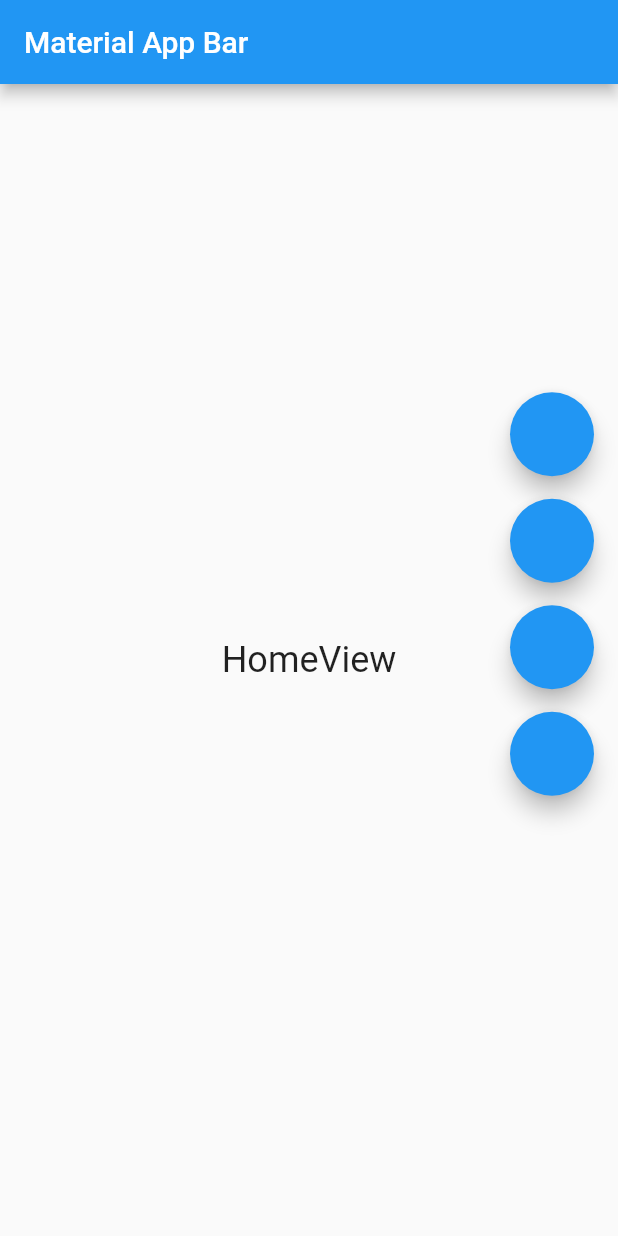
After one commit to iamudesharma/live-project, a Flutter app: the screen it shows after launch, on a phone screen of 412 x 824 dp. The commit adds this screen. Run offline on Flutter 3.47's test engine with Material 2 defaults, Android fonts, the phone set to English and light mode, and no system bars.

Commit message:
add Mvc pattern

```diff
--- /dev/null
+++ b/lib/data/page_data.dart
@@ -0,0 +1,14 @@
+import 'package:flutter/material.dart';
+import 'package:live_project_1/view/about_view.dart';
+import 'package:live_project_1/view/contact_view.dart';
+import 'package:live_project_1/view/home_view.dart';
+import 'package:live_project_1/view/service_view.dart';
+
+class ListWidgetDate {
+  static List<Widget> widget = [
+    const HomeView(),
+    const AboutView(),
+    const ServiceView(),
+    const ContactView(),
+  ];
+}
--- /dev/null
+++ b/lib/view/home_view.dart
@@ -0,0 +1,15 @@
+import 'package:flutter/material.dart';
+
+class HomeView extends StatelessWidget {
+  const HomeView({Key? key}) : super(key: key);
+
+  @override
+  Widget build(BuildContext context) {
+    return Center(
+      child: Text(
+        'HomeView',
+        style: Theme.of(context).textTheme.headline5,
+      ),
+    );
+  }
+}
--- /dev/null
+++ b/lib/view/my_app_view.dart
@@ -0,0 +1,74 @@
+import 'package:flutter/material.dart';
+import 'package:live_project_1/data/page_data.dart';
+
+class MyApp extends StatefulWidget {
+  const MyApp({Key? key}) : super(key: key);
+
+  @override
+  State<MyApp> createState() => _MyAppState();
+}
+
+class _MyAppState extends State<MyApp> {
+  late PageController controller;
+
+  @override
+  void initState() {
+    controller = PageController(
+      keepPage: true,
+      initialPage: 0,
+    );
+    super.initState();
+  }
+
+  @override
+  Widget build(BuildContext context) {
+    return MaterialApp(
+      title: 'Material App',
+      home: Scaffold(
+        floatingActionButton: Column(
+          mainAxisAlignment: MainAxisAlignment.center,
+          children: [
+            FloatingActionButton(onPressed: () {
+              setState(() {
+                controller.jumpToPage(0);
+              });
+            }),
+            const SizedBox(
+              height: 15,
+            ),
+            FloatingActionButton(onPressed: () {
+              setState(() {
+                controller.jumpToPage(1);
+              });
+            }),
+            const SizedBox(
+              height: 15,
+            ),
+            FloatingActionButton(onPressed: () {
+              setState(() {
+                controller.jumpToPage(2);
+              });
+            }),
+            const SizedBox(
+              height: 15,
+            ),
+            FloatingActionButton(onPressed: () {
+              setState(() {
+                controller.jumpToPage(3);
+              });
+            }),
+          ],
+        ),
+        appBar: AppBar(
+          title: const Text('Material App Bar'),
+        ),
+        body: PageView.builder(
+          controller: controller,
+          itemCount: ListWidgetDate.widget.length,
+          itemBuilder: (context, index) =>
+              ListWidgetDate.widget.elementAt(index),
+        ),
+      ),
+    );
+  }
+}
```
Also changed, not shown: lib/main.dart (+1 -136 lines), lib/view/about_view.dart (added, +16 -0 lines), lib/view/contact_view.dart (added, +15 -0 lines), lib/view/service_view.dart (added, +16 -0 lines), lib/utils/colors.dart (added).
